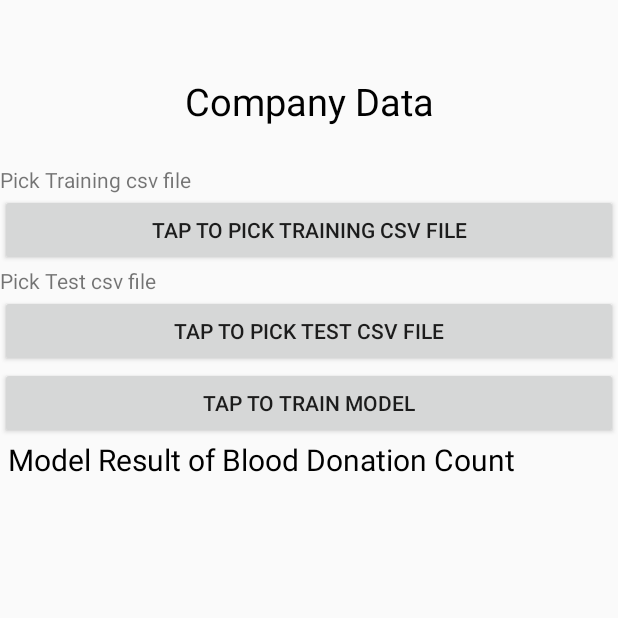
After one commit to TowsifAhamed/Email-Signup, an Android app: the CompanyActivity screen opened directly, with no data from a screen before it, on a phone screen of 412 x 824 dp, the top half of it. The commit adds this screen. Run offline under Robolectric (Android 15) with nearby library versions, the phone set to English and light mode, and no system bars; libraries missing offline, so code that uses them is left out: com.opencsv.

```diff
--- a/app/build.gradle
+++ b/app/build.gradle
@@ -34,4 +34,5 @@ dependencies {
     androidTestImplementation 'androidx.test.espresso:espresso-core:3.3.0'
 
     implementation 'org.osmdroid:osmdroid-android:6.1.10'
+    implementation 'com.opencsv:opencsv:4.6'
 }
--- /dev/null
+++ b/app/src/main/java/com/example/emailsignup/CompanyActivity.java
@@ -0,0 +1,152 @@
+package com.example.emailsignup;
+
+import androidx.annotation.Nullable;
+import androidx.appcompat.app.AppCompatActivity;
+
+import android.content.Intent;
+import android.os.Bundle;
+import android.view.View;
+import android.widget.Button;
+import android.widget.TextView;
+import android.widget.Toast;
+
+import com.opencsv.CSVReader;
+
+import java.io.BufferedReader;
+import java.io.FileNotFoundException;
+import java.io.FileReader;
+import java.io.IOException;
+import java.io.Serializable;
+import java.util.Arrays;
+import java.util.List;
+import java.util.stream.IntStream;
+
+public class CompanyActivity extends AppCompatActivity {
+    private TextView choose_file1,choose_file2;
+    private Button pick_file1,pick_file2,model;
+    private TextView result;
+    Intent file_intent1,file_intent2;
+    String trainpath,testpath;
+    @Override
+    protected void onCreate(Bundle savedInstanceState) {
+        super.onCreate(savedInstanceState);
+        setContentView(R.layout.activity_company);
+        model = findViewById(R.id.model);
+        result = findViewById(R.id.result);
+        choose_file1 = findViewById(R.id.choose_file1);
+        pick_file1 = findViewById(R.id.pick_file1);
+        pick_file1.setOnClickListener(new View.OnClickListener() {
+            @Override
+            public void onClick(View view) {
+                file_intent1 = new Intent(Intent.ACTION_GET_CONTENT);
+                file_intent1.setType("*/*");
+                startActivityForResult(file_intent1,10);
+            }
+        });
+        choose_file2 = findViewById(R.id.choose_file2);
+        pick_file2 = findViewById(R.id.pick_file2);
+        pick_file2.setOnClickListener(new View.OnClickListener() {
+            @Override
+            public void onClick(View view) {
+                file_intent2 = new Intent(Intent.ACTION_GET_CONTENT);
+                file_intent2.setType("*/*");
+                startActivityForResult(file_intent2,20);
+            }
+        });
+        model.setOnClickListener(new View.OnClickListener() {
+            @Override
+            public void onClick(View view) {
+                model(choose_file1.getText().toString(),choose_file2.getText().toString());
+            }
+        });
+    }
+
+    @Override
+    protected void onActivityResult(int requestCode, int resultCode, @Nullable Intent data) {
+        super.onActivityResult(requestCode, resultCode, data);
+        switch (requestCode) {
+            case 10:
+                if (resultCode == RESULT_OK) {
+                    trainpath = data.getData().getPath();
+                    choose_file1.setText(trainpath.substring(15));
+                }
+                break;
+            case 20:
+                if (resultCode == RESULT_OK) {
+                    testpath = data.getData().getPath();
+                    choose_file2.setText(testpath.substring(15));
+                }
+                break;
+        }
+    }
+
+    private void model(String trainpath, String testpath) {
+        final String[][] traindata,testdata;
+        int[] count = new int[]{0,0,0,0,0,0,0,0,0,0,0};
+        int[] truecount = new int[]{0,0,0,0,0,0,0,0,0,0,0};
+        int[] testcount = new int[]{0,0,0,0,0,0,0,0,0,0,0};
+        double res = 0.0;
+        try (CSVReader trainreader = new CSVReader(new BufferedReader(
+                new FileReader(trainpath)))) {
+            List<String[]> lines1;
+            lines1 = trainreader.readAll();
+            traindata = lines1.toArray(new String[lines1.size()][]);
+            for (int i=1;i<traindata.length;i++) {
+                double prob = Math.round(Double.parseDouble(traindata[i][2])*10)/10.0;
+                if (prob==0.0) count[0]++;
+                if (prob==0.1) count[1]++;
+                if (prob==0.2) count[2]++;
+                if (prob==0.3) count[3]++;
+                if (prob==0.4) count[4]++;
+                if (prob==0.5) count[5]++;
+                if (prob==0.6) count[6]++;
+                if (prob==0.7) count[7]++;
+                if (prob==0.8) count[8]++;
+                if (prob==0.9) count[9]++;
+                if (prob==1.0) count[10]++;
+                if (Integer.parseInt(traindata[i][1])==1) {
+                    if (prob==0.0) truecount[0]++;
+                    if (prob==0.1) truecount[1]++;
+                    if (prob==0.2) truecount[2]++;
+                    if (prob==0.3) truecount[3]++;
+                    if (prob==0.4) truecount[4]++;
+                    if (prob==0.5) truecount[5]++;
+                    if (prob==0.6) truecount[6]++;
+                    if (prob==0.7) truecount[7]++;
+                    if (prob==0.8) truecount[8]++;
+                    if (prob==0.9) truecount[9]++;
+                    if (prob==1.0) truecount[10]++;
+                }
+            }
+            try (CSVReader testreader = new CSVReader(new BufferedReader(
+                    new FileReader(testpath)))) {
+                List<String[]> lines2;
+                lines2 = testreader.readAll();
+                testdata = lines2.toArray(new String[lines2.size()][]);
+                for (int i=1;i<testdata.length;i++) {
+                    double prob = Math.round(Double.parseDouble(testdata[i][2])*10)/10.0;
+                    if (prob==0.0) testcount[0]++;
+                    if (prob==0.1) testcount[1]++;
+                    if (prob==0.2) testcount[2]++;
+                    if (prob==0.3) testcount[3]++;
+                    if (prob==0.4) testcount[4]++;
+                    if (prob==0.5) testcount[5]++;
+                    if (prob==0.6) testcount[6]++;
+                    if (prob==0.7) testcount[7]++;
+                    if (prob==0.8) testcount[8]++;
+                    if (prob==0.9) testcount[9]++;
+                    if (prob==1.0) testcount[10]++;
+                }
+                for (int j=0;j<=0;j++){
+                    if(count[j]!=0) res+=testcount[j]*truecount[j]/count[j];
+                }
+                int resultant = (int) Math.ceil(res);
+                result.setText(String.valueOf(resultant));
+            } catch (IOException e) {
+                e.printStackTrace();
+            }
+        } catch (IOException e) {
+            e.printStackTrace();
+        }
+    }
+}
--- /dev/null
+++ b/app/src/main/res/layout/activity_company.xml
@@ -0,0 +1,52 @@
+<?xml version="1.0" encoding="utf-8"?>
+<LinearLayout xmlns:android="http://schemas.android.com/apk/res/android"
+    xmlns:app="http://schemas.android.com/apk/res-auto"
+    xmlns:tools="http://schemas.android.com/tools"
+    android:layout_width="match_parent"
+    android:layout_height="match_parent"
+    android:orientation="vertical"
+    tools:context=".CompanyActivity">
+    <TextView
+        android:layout_width="match_parent"
+        android:layout_height="wrap_content"
+        android:gravity="center_horizontal"
+        android:text="Company Data"
+        android:textAlignment="center"
+        android:textColor="#000000"
+        android:textSize="25dp"
+        android:layout_marginTop="50dp"
+        android:layout_marginBottom="25dp"/>
+    <TextView
+        android:layout_width="match_parent"
+        android:layout_height="wrap_content"
+        android:id="@+id/choose_file1"
+        android:text="Pick Training csv file"/>
+    <Button
+        android:layout_width="match_parent"
+        android:layout_height="wrap_content"
+        android:id="@+id/pick_file1"
+        android:text="Tap to pick Training csv file"/>
+    <TextView
+        android:layout_width="match_parent"
+        android:layout_height="wrap_content"
+        android:id="@+id/choose_file2"
+        android:text="Pick Test csv file"/>
+    <Button
+        android:layout_width="match_parent"
+        android:layout_height="wrap_content"
+        android:id="@+id/pick_file2"
+        android:text="Tap to pick Test csv file"/>
+    <Button
+        android:layout_width="match_parent"
+        android:layout_height="wrap_content"
+        android:id="@+id/model"
+        android:text="Tap to Train Model"/>
+    <TextView
+        android:layout_width="match_parent"
+        android:layout_height="wrap_content"
+        android:id="@+id/result"
+        android:text="Model Result of Blood Donation Count"
+        android:textColor="#000"
+        android:textSize="20dp"
+        android:layout_marginLeft="5dp"/>
+</LinearLayout>
```
Also changed, not shown: app/src/main/AndroidManifest.xml (+4 -4 lines), app/src/main/java/com/example/emailsignup/ProfileActivity.java (+9 -1 lines), app/src/main/res/layout/activity_profile.xml (+9 -1 lines).
